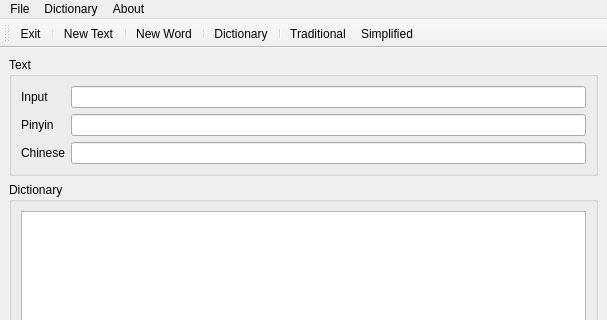
Before: the Qt Designer form mainwindow.ui in ensisoft/pinyin-translator, drawn with Qt 5; both pictures show x 0 to 607 and y 0 to 320 of the 607 by 541 pixel window.
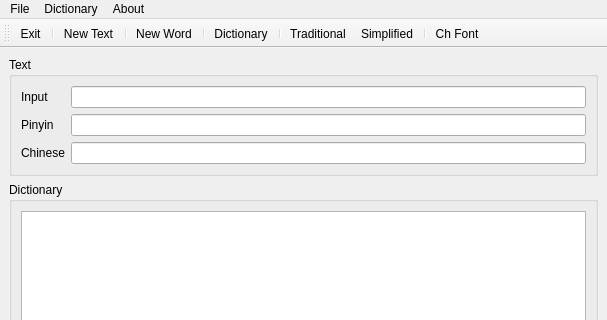
After: the same form once the commit is applied. Icons and pictures are not drawn.

Commit message: Set the Ch font

```diff
--- a/mainwindow.ui
+++ b/mainwindow.ui
@@ -161,6 +161,8 @@
    <addaction name="separator"/>
    <addaction name="actionTraditional"/>
    <addaction name="actionSimplified"/>
+   <addaction name="separator"/>
+   <addaction name="actionFont"/>
   </widget>
   <widget class="QMenuBar" name="menuBar">
    <property name="geometry">
@@ -281,6 +283,18 @@
     <string>About</string>
    </property>
   </action>
+  <action name="actionFont">
+   <property name="icon">
+    <iconset resource="resource.qrc">
+     <normaloff>:/icons/ico_font.png</normaloff>:/icons/ico_font.png</iconset>
+   </property>
+   <property name="text">
+    <string>Ch Font</string>
+   </property>
+   <property name="toolTip">
+    <string>Change the font for Chinese text</string>
+   </property>
+  </action>
  </widget>
  <resources>
   <include location="resource.qrc"/>
```
Left out of the diff: 6 changed lines with no effect on the pictures. The commit also changes 5 other files.
